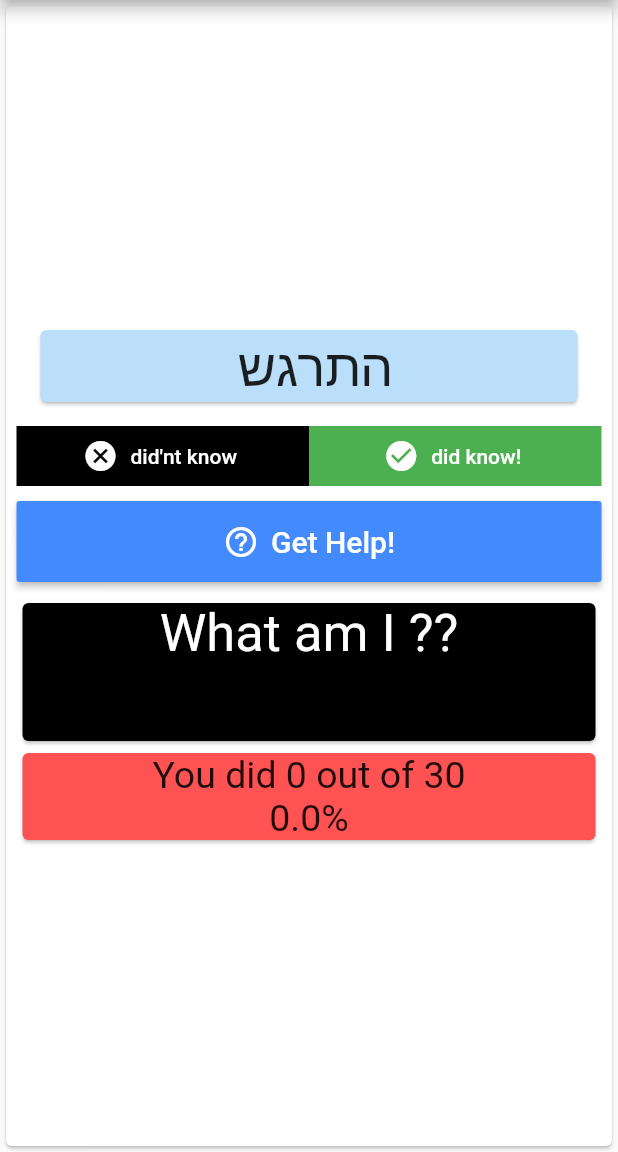
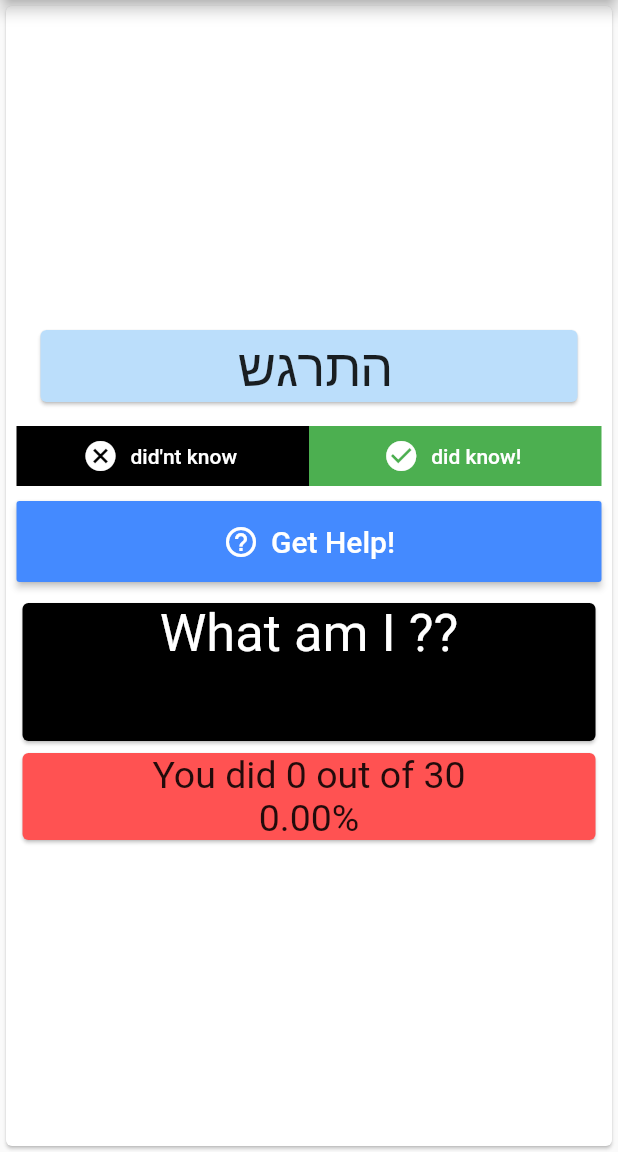
Before and after one commit to 1shaked/words_check, a Flutter app: the WordTest screen opened by its route, on a phone screen of 412 x 824 dp, the part 84-1236 px from its top. Run offline on Flutter 3.47's test engine with Material 2 defaults, Android fonts, the phone set to English and light mode, and no system bars; our stand-ins replace flutter_spinkit.

Commit message:
show only 2 decemil points

```diff
--- a/lib/widget/word_test/test_words_index.dart
+++ b/lib/widget/word_test/test_words_index.dart
@@ -16,7 +16,7 @@ class TestWordsIndex extends StatelessWidget {
                   'You did ${testManeger.testIndex} out of ${testManeger.maxIndex}',
                   textAlign: TextAlign.center,
                   style: TextStyle(fontSize: 25)),
-              Text('${testManeger.testPrecent}%',
+              Text('${testManeger.testPrecent.toStringAsFixed(2)}%',
                   textAlign: TextAlign.center, style: TextStyle(fontSize: 25))
             ],
           )),
```
